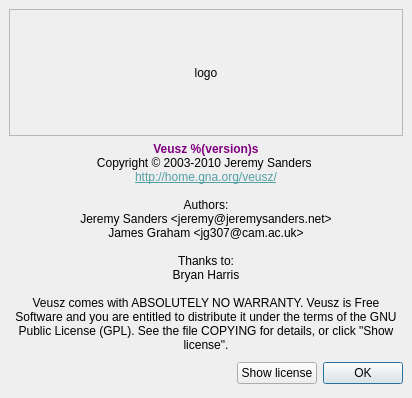
First picture: the form in dialogs/about.ui, repository veusz/veusz, before the edit.
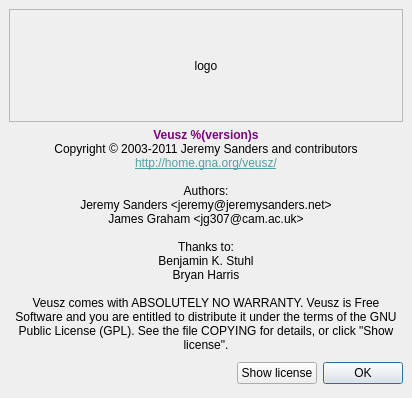
Second picture: the form after the edit.

Commit message: Update version number for beta. Update copyright notices in UI.

```diff
--- a/dialogs/about.ui
+++ b/dialogs/about.ui
@@ -54,19 +54,20 @@
       <string>&lt;!DOCTYPE HTML PUBLIC &quot;-//W3C//DTD HTML 4.0//EN&quot; &quot;http://www.w3.org/TR/REC-html40/strict.dtd&quot;&gt;
 &lt;html&gt;&lt;head&gt;&lt;meta name=&quot;qrichtext&quot; content=&quot;1&quot; /&gt;&lt;style type=&quot;text/css&quot;&gt;
 p, li { white-space: pre-wrap; }
-&lt;/style&gt;&lt;/head&gt;&lt;body style=&quot; font-family:'Arial'; font-size:9pt; font-weight:400; font-style:normal;&quot;&gt;
-&lt;p style=&quot; margin-top:0px; margin-bottom:0px; margin-left:0px; margin-right:0px; -qt-block-indent:0; text-indent:0px;&quot;&gt;&lt;span style=&quot; font-weight:600; color:#800080;&quot;&gt;Veusz %(version)s&lt;/span&gt;&lt;/p&gt;
-&lt;p style=&quot; margin-top:0px; margin-bottom:0px; margin-left:0px; margin-right:0px; -qt-block-indent:0; text-indent:0px;&quot;&gt;&lt;span style=&quot; color:#000000;&quot;&gt;Copyright © 2003-2010 Jeremy Sanders &lt;/span&gt;&lt;/p&gt;
-&lt;p style=&quot; margin-top:0px; margin-bottom:0px; margin-left:0px; margin-right:0px; -qt-block-indent:0; text-indent:0px;&quot;&gt;&lt;a href=&quot;http://home.gna.org/veusz/&quot;&gt;&lt;span style=&quot; text-decoration: underline; color:#539fa3;&quot;&gt;http://home.gna.org/veusz/&lt;/span&gt;&lt;/a&gt;&lt;/p&gt;
-&lt;p style=&quot;-qt-paragraph-type:empty; margin-top:0px; margin-bottom:0px; margin-left:0px; margin-right:0px; -qt-block-indent:0; text-indent:0px;&quot;&gt;&lt;/p&gt;
-&lt;p style=&quot; margin-top:0px; margin-bottom:0px; margin-left:0px; margin-right:0px; -qt-block-indent:0; text-indent:0px;&quot;&gt;Authors:&lt;/p&gt;
-&lt;p style=&quot; margin-top:0px; margin-bottom:0px; margin-left:0px; margin-right:0px; -qt-block-indent:0; text-indent:0px;&quot;&gt;Jeremy Sanders &amp;lt;jeremy@jeremysanders.net&amp;gt;&lt;/p&gt;
-&lt;p style=&quot; margin-top:0px; margin-bottom:0px; margin-left:0px; margin-right:0px; -qt-block-indent:0; text-indent:0px;&quot;&gt;James Graham &amp;lt;jg307@cam.ac.uk&amp;gt;&lt;/p&gt;
-&lt;p style=&quot;-qt-paragraph-type:empty; margin-top:0px; margin-bottom:0px; margin-left:0px; margin-right:0px; -qt-block-indent:0; text-indent:0px;&quot;&gt;&lt;/p&gt;
-&lt;p style=&quot; margin-top:0px; margin-bottom:0px; margin-left:0px; margin-right:0px; -qt-block-indent:0; text-indent:0px;&quot;&gt;Thanks to:&lt;/p&gt;
-&lt;p style=&quot; margin-top:0px; margin-bottom:0px; margin-left:0px; margin-right:0px; -qt-block-indent:0; text-indent:0px;&quot;&gt;Bryan Harris&lt;/p&gt;
-&lt;p style=&quot;-qt-paragraph-type:empty; margin-top:0px; margin-bottom:0px; margin-left:0px; margin-right:0px; -qt-block-indent:0; text-indent:0px;&quot;&gt;&lt;/p&gt;
-&lt;p style=&quot; margin-top:0px; margin-bottom:0px; margin-left:0px; margin-right:0px; -qt-block-indent:0; text-indent:0px;&quot;&gt;Veusz comes with ABSOLUTELY NO WARRANTY. Veusz is Free Software and you are entitled to distribute it under the terms of the GNU Public License (GPL). See the file COPYING for details, or click &amp;quot;Show license&amp;quot;.&lt;/p&gt;&lt;/body&gt;&lt;/html&gt;</string>
+&lt;/style&gt;&lt;/head&gt;&lt;body style=&quot; font-family:'Arial'; font-size:10pt; font-weight:400; font-style:normal;&quot;&gt;
+&lt;p style=&quot; margin-top:0px; margin-bottom:0px; margin-left:0px; margin-right:0px; -qt-block-indent:0; text-indent:0px;&quot;&gt;&lt;span style=&quot; font-size:9pt; font-weight:600; color:#800080;&quot;&gt;Veusz %(version)s&lt;/span&gt;&lt;/p&gt;
+&lt;p style=&quot; margin-top:0px; margin-bottom:0px; margin-left:0px; margin-right:0px; -qt-block-indent:0; text-indent:0px;&quot;&gt;&lt;span style=&quot; font-size:9pt; color:#000000;&quot;&gt;Copyright © 2003-2011 Jeremy Sanders and contributors&lt;/span&gt;&lt;/p&gt;
+&lt;p style=&quot; margin-top:0px; margin-bottom:0px; margin-left:0px; margin-right:0px; -qt-block-indent:0; text-indent:0px;&quot;&gt;&lt;a href=&quot;http://home.gna.org/veusz/&quot;&gt;&lt;span style=&quot; font-size:9pt; text-decoration: underline; color:#539fa3;&quot;&gt;http://home.gna.org/veusz/&lt;/span&gt;&lt;/a&gt;&lt;/p&gt;
+&lt;p style=&quot;-qt-paragraph-type:empty; margin-top:0px; margin-bottom:0px; margin-left:0px; margin-right:0px; -qt-block-indent:0; text-indent:0px; font-size:9pt;&quot;&gt;&lt;/p&gt;
+&lt;p style=&quot; margin-top:0px; margin-bottom:0px; margin-left:0px; margin-right:0px; -qt-block-indent:0; text-indent:0px;&quot;&gt;&lt;span style=&quot; font-size:9pt;&quot;&gt;Authors:&lt;/span&gt;&lt;/p&gt;
+&lt;p style=&quot; margin-top:0px; margin-bottom:0px; margin-left:0px; margin-right:0px; -qt-block-indent:0; text-indent:0px;&quot;&gt;&lt;span style=&quot; font-size:9pt;&quot;&gt;Jeremy Sanders &amp;lt;jeremy@jeremysanders.net&amp;gt;&lt;/span&gt;&lt;/p&gt;
+&lt;p style=&quot; margin-top:0px; margin-bottom:0px; margin-left:0px; margin-right:0px; -qt-block-indent:0; text-indent:0px;&quot;&gt;&lt;span style=&quot; font-size:9pt;&quot;&gt;James Graham &amp;lt;jg307@cam.ac.uk&amp;gt;&lt;/span&gt;&lt;/p&gt;
+&lt;p style=&quot;-qt-paragraph-type:empty; margin-top:0px; margin-bottom:0px; margin-left:0px; margin-right:0px; -qt-block-indent:0; text-indent:0px; font-size:9pt;&quot;&gt;&lt;/p&gt;
+&lt;p style=&quot; margin-top:0px; margin-bottom:0px; margin-left:0px; margin-right:0px; -qt-block-indent:0; text-indent:0px;&quot;&gt;&lt;span style=&quot; font-size:9pt;&quot;&gt;Thanks to:&lt;/span&gt;&lt;/p&gt;
+&lt;p style=&quot; margin-top:0px; margin-bottom:0px; margin-left:0px; margin-right:0px; -qt-block-indent:0; text-indent:0px;&quot;&gt;&lt;span style=&quot; font-size:9pt;&quot;&gt;Benjamin K. Stuhl&lt;/span&gt;&lt;/p&gt;
+&lt;p style=&quot; margin-top:0px; margin-bottom:0px; margin-left:0px; margin-right:0px; -qt-block-indent:0; text-indent:0px;&quot;&gt;&lt;span style=&quot; font-size:9pt;&quot;&gt;Bryan Harris&lt;/span&gt;&lt;/p&gt;
+&lt;p style=&quot;-qt-paragraph-type:empty; margin-top:0px; margin-bottom:0px; margin-left:0px; margin-right:0px; -qt-block-indent:0; text-indent:0px; font-size:9pt;&quot;&gt;&lt;/p&gt;
+&lt;p style=&quot; margin-top:0px; margin-bottom:0px; margin-left:0px; margin-right:0px; -qt-block-indent:0; text-indent:0px;&quot;&gt;&lt;span style=&quot; font-size:9pt;&quot;&gt;Veusz comes with ABSOLUTELY NO WARRANTY. Veusz is Free Software and you are entitled to distribute it under the terms of the GNU Public License (GPL). See the file COPYING for details, or click &amp;quot;Show license&amp;quot;.&lt;/span&gt;&lt;/p&gt;&lt;/body&gt;&lt;/html&gt;</string>
      </property>
      <property name="alignment">
       <set>Qt::AlignCenter</set>
```
The commit also changes 4 other files.
